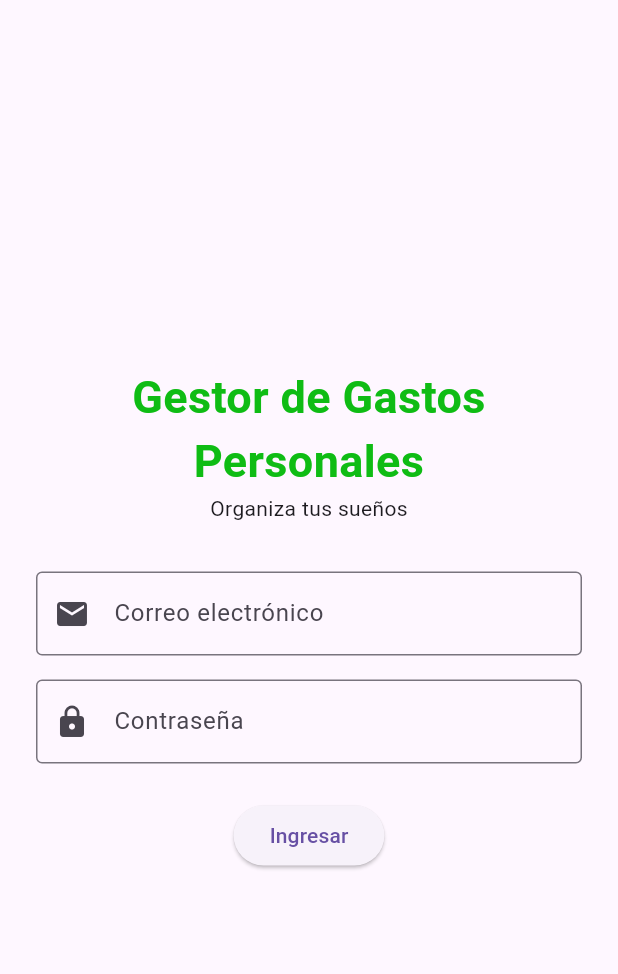
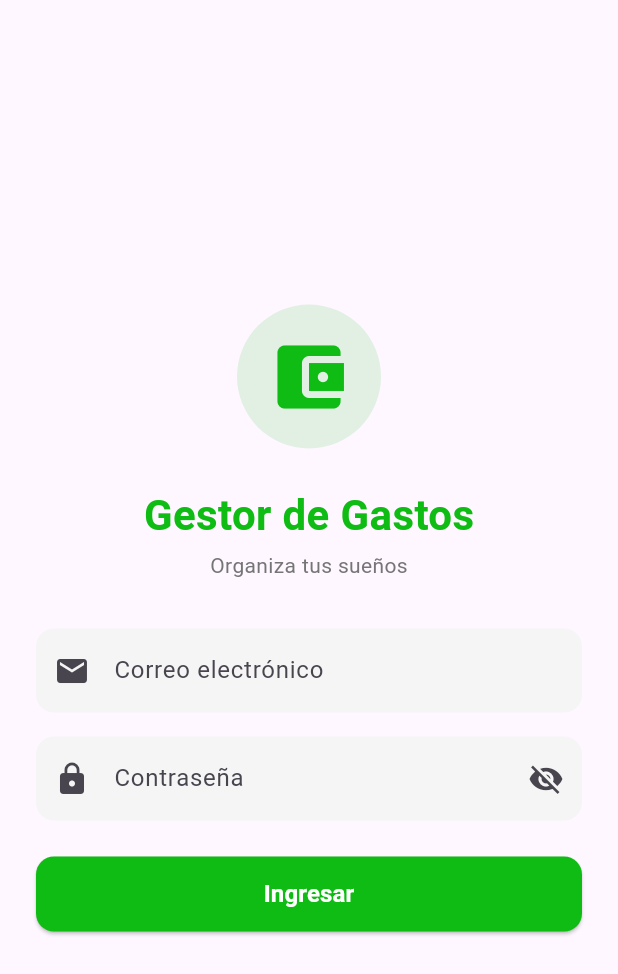
Before and after one commit to GupaGv/Proyecto-Flutter-Finanzas, a Flutter app: the screen it shows after launch, on a phone screen of 412 x 824 dp. Shown: the top 974 px of the screen. Run offline on Flutter 3.47's test engine with Material 3 defaults, Android fonts, the phone set to English and light mode, and no system bars; our stand-ins replace go_router.

Commit message:
Login con validacion completa

```diff
--- a/flutter_ejemplo/lib/views/login_page.dart
+++ b/flutter_ejemplo/lib/views/login_page.dart
@@ -14,6 +14,8 @@ class _LoginPageState extends State<LoginPage> {
   final _formKey = GlobalKey<FormState>();
   final _emailController = TextEditingController();
   final _passwordController = TextEditingController();
+  bool _obscure = true;
+  int _strength = 0; // de 0 a 4
 
   @override
   void dispose() {
@@ -22,40 +24,119 @@ class _LoginPageState extends State<LoginPage> {
     super.dispose();
   }
 
+  // Suma 1 punto por cada criterio cumplido.
+  int _calcStrength(String p) {
+    int score = 0;
+    if (p.length >= 8) score++;
+    if (p.contains(RegExp(r'[A-Z]'))) score++;
+    if (p.contains(RegExp(r'[0-9]'))) score++;
+    if (p.contains(RegExp(r'[!@#$%^&*(),.?":{}|<>_\-]'))) score++;
+    return score;
+  }
+
+  Color _strengthColor() {
+    switch (_strength) {
+      case 1:
+        return Colors.red;
+      case 2:
+        return Colors.orange;
+      case 3:
+        return Colors.lightGreen;
+      case 4:
+        return Colors.green;
+      default:
+        return Colors.grey;
+    }
+  }
+
+  String _strengthLabel() {
+    switch (_strength) {
+      case 1:
+        return 'Débil';
+      case 2:
+        return 'Media';
+      case 3:
+        return 'Buena';
+      case 4:
+        return 'Fuerte';
+      default:
+        return '';
+    }
+  }
+
   void _login() {
     if (_formKey.currentState!.validate()) {
       context.go(AppRoutes.home);
     }
   }
 
+  InputDecoration _decoration(String label, IconData icon, {Widget? suffix}) {
+    return InputDecoration(
+      labelText: label,
+      prefixIcon: Icon(icon),
+      suffixIcon: suffix,
+      filled: true,
+      fillColor: Colors.grey.shade100,
+      border: OutlineInputBorder(
+        borderRadius: BorderRadius.circular(12),
+        borderSide: BorderSide.none,
+      ),
+      focusedBorder: OutlineInputBorder(
+        borderRadius: BorderRadius.circular(12),
+        borderSide: const BorderSide(color: Color(0xFF0FBC14), width: 2),
+      ),
+    );
+  }
+
   @override
   Widget build(BuildContext context) {
+    const green = Color(0xFF0FBC14);
+
     return Scaffold(
-      body: Padding(
-        padding: const EdgeInsets.all(24.0),
+      body: SafeArea(
+        child: Center(
+          child: SingleChildScrollView(
+            padding: const EdgeInsets.all(24),
+            child: ConstrainedBox(
+              constraints: const BoxConstraints(maxWidth: 400),
               child: Form(
                 key: _formKey,
                 child: Column(
-            mainAxisAlignment: MainAxisAlignment.center,
+                  mainAxisSize: MainAxisSize.min,
                   children: [
+                    Container(
+                      padding: const EdgeInsets.all(20),
+                      decoration: BoxDecoration(
+                        color: green.withValues(alpha: 0.12),
+                        shape: BoxShape.circle,
+                      ),
+                      child: const Icon(
+                        Icons.account_balance_wallet,
+                        size: 56,
+                        color: green,
+                      ),
+                    ),
+                    const SizedBox(height: 24),
                     const Text(
-                "Gestor de Gastos Personales",
+                      'Gestor de Gastos',
                       style: TextStyle(
-                  color: Color.fromARGB(255, 15, 188, 20),
-                  fontSize: 30,
+                        fontSize: 28,
                         fontWeight: FontWeight.bold,
+                        color: green,
                       ),
-                textAlign: TextAlign.center,
                     ),
-              const Text("Organiza tus sueños"),
+                    const SizedBox(height: 4),
+                    Text(
+                      'Organiza tus sueños',
+                      style: TextStyle(color: Colors.grey.shade600),
+                    ),
                     const SizedBox(height: 32),
                     TextFormField(
                       controller: _emailController,
                       keyboardType: TextInputType.emailAddress,
-                decoration: const InputDecoration(
-                  labelText: 'Correo electrónico',
-                  border: OutlineInputBorder(),
-                  prefixIcon: Icon(Icons.email),
+                      decoration: _decoration(
+                        'Correo electrónico',
+                        Icons.email,
                       ),
                       validator: (value) {
                         if (value == null || value.trim().isEmpty) {
@@ -70,11 +151,19 @@ class _LoginPageState extends State<LoginPage> {
                     const SizedBox(height: 16),
                     TextFormField(
                       controller: _passwordController,
-                obscureText: true,
-                decoration: const InputDecoration(
-                  labelText: 'Contraseña',
-                  border: OutlineInputBorder(),
-                  prefixIcon: Icon(Icons.lock),
+                      obscureText: _obscure,
+                      onChanged: (value) {
+                        setState(() => _strength = _calcStrength(value));
+                      },
+                      decoration: _decoration(
+                        'Contraseña',
+                        Icons.lock,
+                        suffix: IconButton(
+                          icon: Icon(
+                            _obscure ? Icons.visibility_off : Icons.visibility,
+                          ),
+                          onPressed: () => setState(() => _obscure = !_obscure),
+                        ),
                       ),
                       validator: (value) {
                         if (value == null || value.isEmpty) {
@@ -86,9 +175,56 @@ class _LoginPageState extends State<LoginPage> {
                         return null;
                       },
                     ),
+                    if (_passwordController.text.isNotEmpty) ...[
+                      const SizedBox(height: 12),
+                      ClipRRect(
+                        borderRadius: BorderRadius.circular(8),
+                        child: LinearProgressIndicator(
+                          value: _strength / 4,
+                          minHeight: 6,
+                          backgroundColor: Colors.grey.shade300,
+                          color: _strengthColor(),
+                        ),
+                      ),
+                      const SizedBox(height: 6),
+                      Align(
+                        alignment: Alignment.centerRight,
+                        child: Text(
+                          _strengthLabel(),
+                          style: TextStyle(
+                            fontSize: 12,
+                            fontWeight: FontWeight.w600,
+                            color: _strengthColor(),
+                          ),
+                        ),
+                      ),
+                    ],
                     const SizedBox(height: 24),
-              ElevatedButton(onPressed: _login, child: const Text("Ingresar")),
+                    SizedBox(
+                      width: double.infinity,
+                      height: 50,
+                      child: ElevatedButton(
+                        onPressed: _login,
+                        style: ElevatedButton.styleFrom(
+                          backgroundColor: green,
+                          foregroundColor: Colors.white,
+                          shape: RoundedRectangleBorder(
+                            borderRadius: BorderRadius.circular(12),
+                          ),
+                        ),
+                        child: const Text(
+                          'Ingresar',
+                          style: TextStyle(
+                            fontSize: 16,
+                            fontWeight: FontWeight.w600,
+                          ),
+                        ),
+                      ),
+                    ),
                   ],
+                ),
+              ),
+            ),
           ),
         ),
       ),
```
Lines whose indentation alone changed are shown as unchanged.
